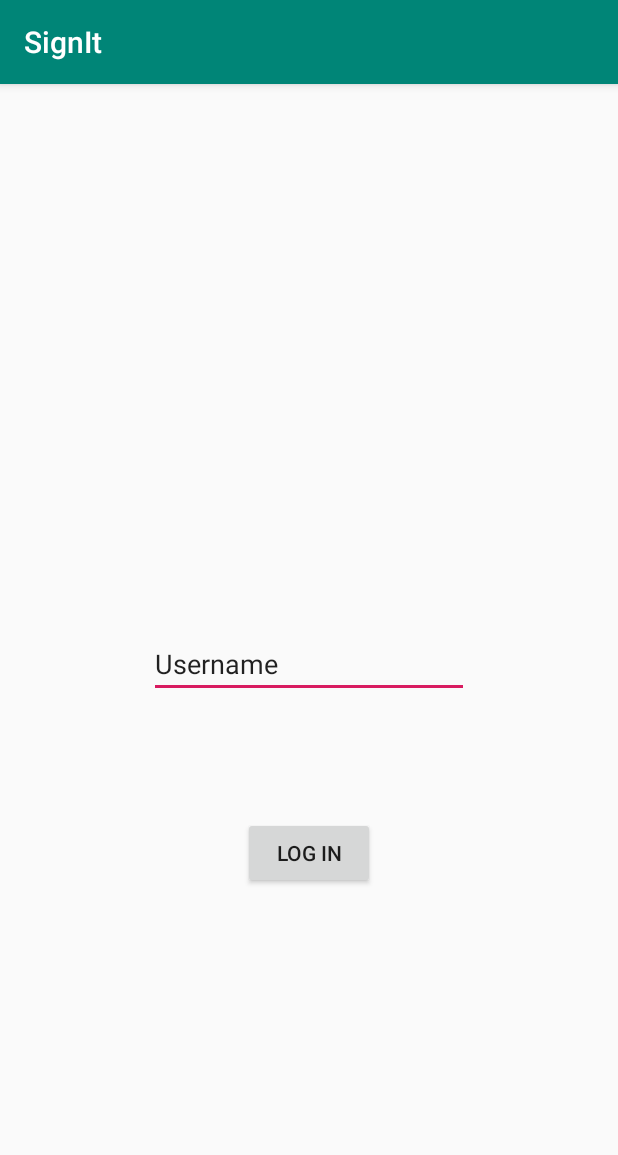
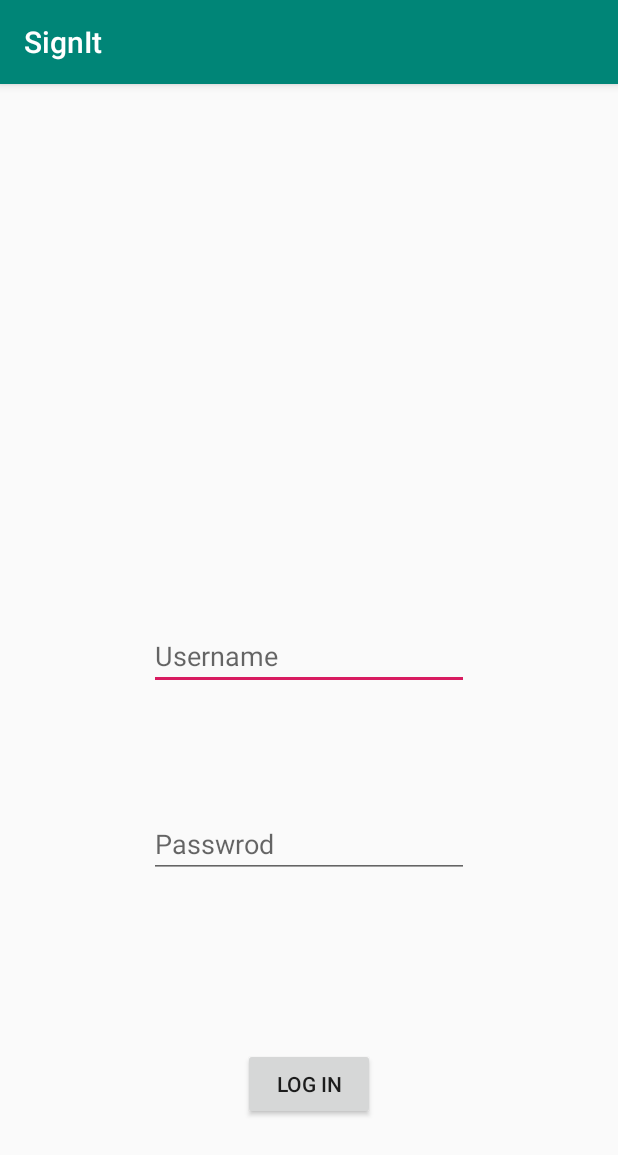
Before and after one commit to mayvinm/Selective-Hearing, an Android app: the LoginActivity screen opened directly, with no data from a screen before it, on a phone screen of 412 x 824 dp. Shown: the top 1155 px of the screen. Run offline under Robolectric (Android 15) with nearby library versions, the light colour scheme and no system bars.

Commit message:
Layout cleaned up

```diff
--- a/app/src/main/java/com/example/signit/LoginActivity.java
+++ b/app/src/main/java/com/example/signit/LoginActivity.java
@@ -2,12 +2,27 @@ package com.example.signit;
 
 import android.support.v7.app.AppCompatActivity;
 import android.os.Bundle;
+import android.text.SpannableStringBuilder;
+import android.widget.Button;
+import android.view.View;
+import android.widget.EditText;
 
-public class LoginActivity extends AppCompatActivity {
+public class LoginActivity extends AppCompatActivity implements View.OnClickListener{
 
     @Override
     protected void onCreate(Bundle savedInstanceState) {
         super.onCreate(savedInstanceState);
         setContentView(R.layout.activity_login);
+
+        Button submitLogin = (Button) findViewById(R.id.submitLogin);
+        submitLogin.setOnClickListener(this);
+    }
+    @Override
+    public void onClick(View v){
+        EditText usernameField = (EditText) findViewById(R.id.usernameField);
+        EditText passwordField = (EditText) findViewById(R.id.passwordField);
+
+        String enteredUname = ((SpannableStringBuilder)usernameField.getText()).toString();
+        String enteredPword = ((SpannableStringBuilder)passwordField.getText()).toString();
     }
 }
--- a/app/src/main/res/layout/activity_login.xml
+++ b/app/src/main/res/layout/activity_login.xml
@@ -9,45 +9,43 @@
     <EditText
         android:id="@+id/usernameField"
         android:layout_width="213dp"
-        android:layout_height="45dp"
+        android:layout_height="wrap_content"
         android:layout_marginStart="99dp"
-        android:layout_marginTop="364dp"
+        android:layout_marginTop="400dp"
         android:layout_marginEnd="99dp"
+        android:layout_marginBottom="64dp"
         android:ems="10"
+        android:hint="Username"
         android:inputType="textPersonName"
-        android:text="Username"
+        app:layout_constraintBottom_toTopOf="@+id/passwordField"
         app:layout_constraintEnd_toEndOf="parent"
-        app:layout_constraintHorizontal_bias="0.0"
         app:layout_constraintStart_toStartOf="parent"
         app:layout_constraintTop_toTopOf="parent" />
 
     <EditText
         android:id="@+id/passwordField"
-        android:layout_width="213dp"
-        android:layout_height="45dp"
-        android:layout_marginStart="98dp"
-        android:layout_marginTop="193dp"
-        android:layout_marginEnd="100dp"
-        android:layout_marginBottom="432dp"
+        android:layout_width="wrap_content"
+        android:layout_height="wrap_content"
+        android:layout_marginTop="16dp"
+        android:layout_marginBottom="59dp"
         android:ems="10"
+        android:hint="Passwrod"
         android:inputType="textPassword"
-        android:text="Passwrod"
-        app:layout_constraintBottom_toBottomOf="parent"
-        app:layout_constraintEnd_toEndOf="parent"
-        app:layout_constraintHorizontal_bias="1.0"
-        app:layout_constraintStart_toStartOf="parent"
+        app:layout_constraintBottom_toTopOf="@+id/submitLogin"
+        app:layout_constraintEnd_toEndOf="@+id/usernameField"
+        app:layout_constraintStart_toStartOf="@+id/usernameField"
         app:layout_constraintTop_toBottomOf="@+id/usernameField" />
 
     <Button
         android:id="@+id/submitLogin"
         android:layout_width="wrap_content"
-        android:layout_height="wrap_content"
-        android:layout_marginStart="161dp"
-        android:layout_marginTop="42dp"
-        android:layout_marginEnd="162dp"
+        android:layout_height="48dp"
+        android:layout_marginTop="54dp"
+        android:layout_marginBottom="119dp"
         android:text="Log In"
-        app:layout_constraintEnd_toEndOf="parent"
-        app:layout_constraintStart_toStartOf="parent"
+        app:layout_constraintBottom_toBottomOf="parent"
+        app:layout_constraintEnd_toEndOf="@+id/passwordField"
+        app:layout_constraintStart_toStartOf="@+id/passwordField"
         app:layout_constraintTop_toBottomOf="@+id/passwordField" />
 
 </android.support.constraint.ConstraintLayout>
```
Also changed, not shown: app/src/main/res/layout/activity_main.xml (+12 -15 lines).
